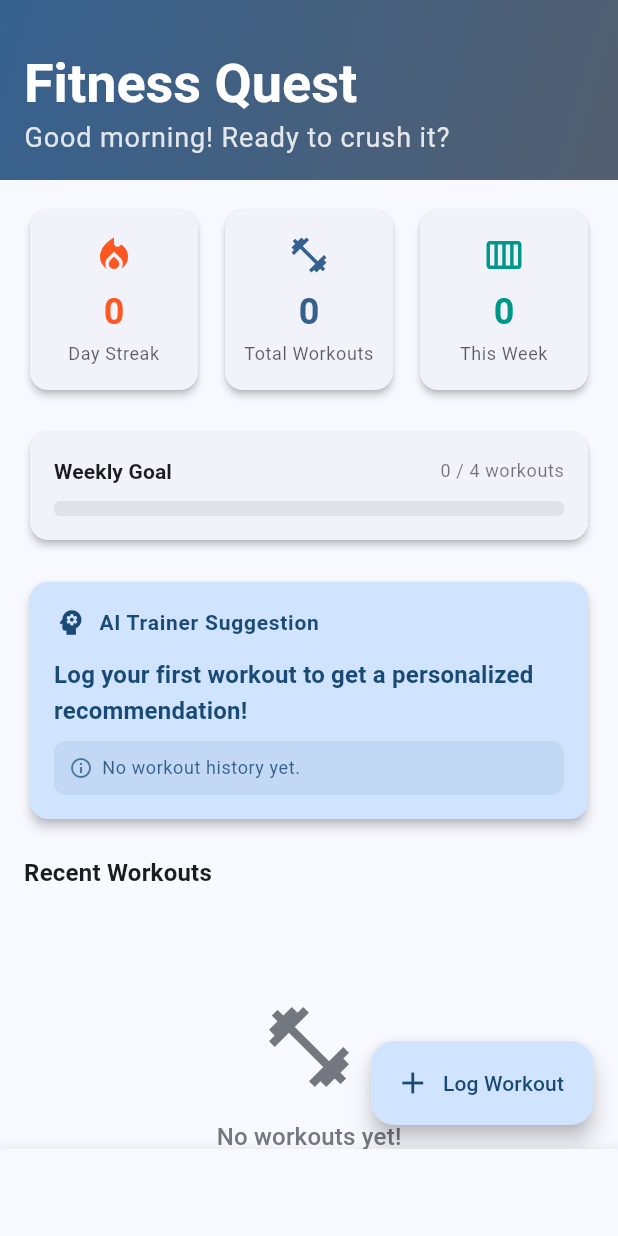
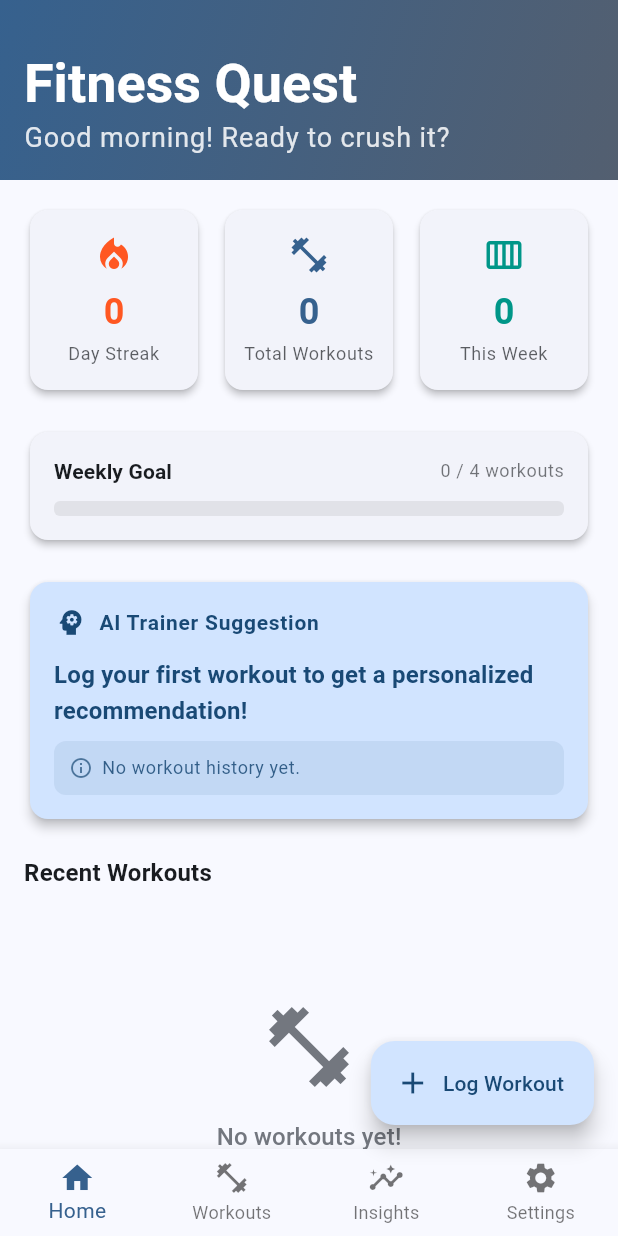
Before and after one commit to Phyvlik/project_01_fitness_tracker, a Flutter app: the screen it shows after launch, on a phone screen of 412 x 824 dp. Run offline on Flutter 3.47's test engine with Material 3 defaults, Android fonts, the light colour scheme and no system bars; our stand-ins replace fl_chart, shared_preferences, sqflite, sqflite_common_ffi, sqflite_common_ffi_web; accounts and stored records are empty.

Commit message:
Show persistent tabs and global log workout action

```diff
--- a/lib/screens/home_screen.dart
+++ b/lib/screens/home_screen.dart
@@ -4,7 +4,6 @@ import '../providers/app_provider.dart';
 import '../widgets/stat_card.dart';
 import '../widgets/ai_suggestion_card.dart';
 import '../widgets/workout_card.dart';
-import 'add_workout_screen.dart';
 import 'workout_log_screen.dart';
 
 /// Dashboard screen — the first thing users see.
@@ -19,17 +18,7 @@ class HomeScreen extends StatelessWidget {
         final theme = Theme.of(context);
         final recentWorkouts = provider.workouts.take(5).toList();
 
-        return Scaffold(
-          floatingActionButton: FloatingActionButton.extended(
-            onPressed: () {
-              Navigator.of(context).push(
-                MaterialPageRoute(builder: (_) => const AddWorkoutScreen()),
-              );
-            },
-            icon: const Icon(Icons.add),
-            label: const Text('Log Workout'),
-          ),
-          body: SafeArea(
+        return SafeArea(
           child: RefreshIndicator(
             onRefresh: () => provider.loadWorkouts(),
             child: CustomScrollView(
@@ -206,9 +195,8 @@ class HomeScreen extends StatelessWidget {
                     }, childCount: recentWorkouts.length),
                   ),
 
-                  const SliverPadding(padding: EdgeInsets.only(bottom: 80)),
+                const SliverPadding(padding: EdgeInsets.only(bottom: 24)),
               ],
-              ),
             ),
           ),
         );
--- a/lib/widgets/main_navigation.dart
+++ b/lib/widgets/main_navigation.dart
@@ -1,4 +1,5 @@
 import 'package:flutter/material.dart';
+import '../screens/add_workout_screen.dart';
 import '../screens/home_screen.dart';
 import '../screens/insights_screen.dart';
 import '../screens/workout_log_screen.dart';
@@ -39,7 +40,17 @@ class _MainNavigationState extends State<MainNavigation> {
           child: _screens[_selectedIndex],
         ),
       ),
+      floatingActionButton: FloatingActionButton.extended(
+        onPressed: () {
+          Navigator.of(
+            context,
+          ).push(MaterialPageRoute(builder: (_) => const AddWorkoutScreen()));
+        },
+        icon: const Icon(Icons.add),
+        label: const Text('Log Workout'),
+      ),
       bottomNavigationBar: BottomNavigationBar(
+        type: BottomNavigationBarType.fixed,
         items: const [
           BottomNavigationBarItem(icon: Icon(Icons.home), label: 'Home'),
           BottomNavigationBarItem(
```
Lines whose indentation alone changed are shown as unchanged.
